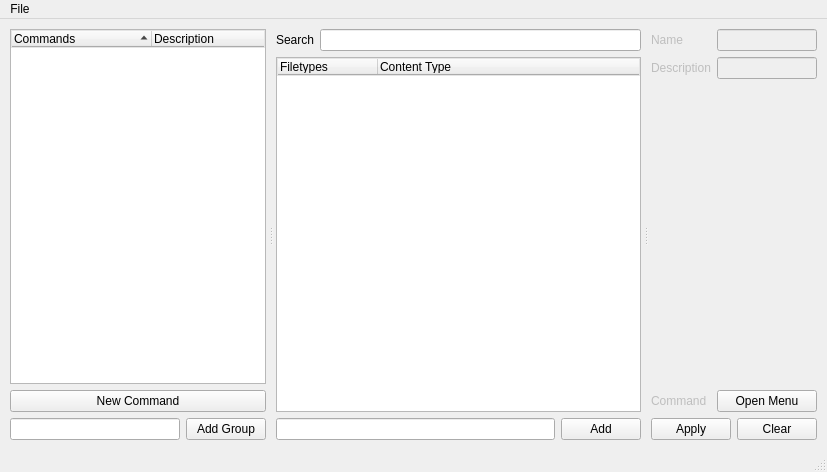
Qt form app.ui (VodBox/pyWinContext) before a commit.
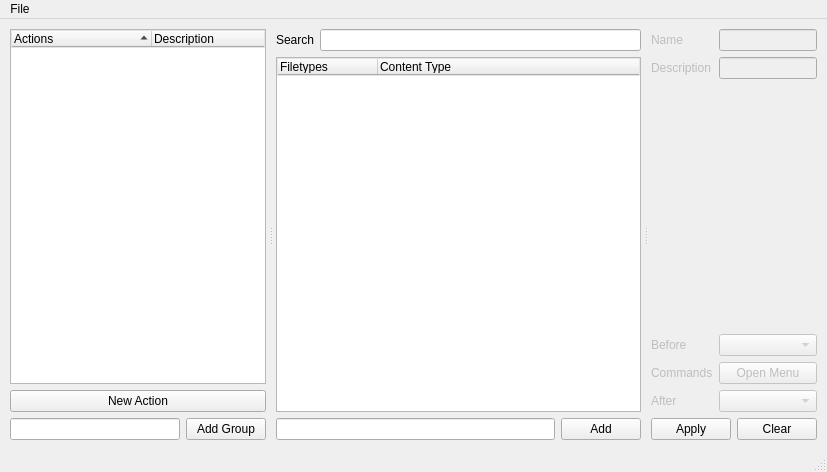
The same form after that commit. Icons and pictures are not drawn.

Commit message: Add Command Editor Dialog

What changed in the file:
```diff
--- a/app.ui
+++ b/app.ui
@@ -129,7 +129,7 @@
             </attribute>
             <column>
              <property name="text">
-              <string>Commands</string>
+              <string>Actions</string>
              </property>
             </column>
             <column>
@@ -144,7 +144,7 @@
             <item>
              <widget class="QPushButton" name="pushButton_3">
               <property name="text">
-               <string>New Command</string>
+               <string>New Action</string>
               </property>
              </widget>
             </item>
@@ -318,13 +318,13 @@
             </property>
            </widget>
           </item>
-          <item row="3" column="0">
+          <item row="4" column="0">
            <widget class="QLabel" name="label_3">
             <property name="enabled">
              <bool>false</bool>
             </property>
             <property name="text">
-             <string>Command</string>
+             <string>Commands</string>
             </property>
            </widget>
           </item>
@@ -341,13 +341,50 @@
             </property>
            </spacer>
           </item>
-          <item row="3" column="1">
+          <item row="4" column="1">
            <widget class="QPushButton" name="pushButton_6">
+            <property name="enabled">
+             <bool>false</bool>
+            </property>
             <property name="text">
              <string>Open Menu</string>
             </property>
            </widget>
           </item>
+          <item row="5" column="0">
+           <widget class="QLabel" name="label_5">
+            <property name="enabled">
+             <bool>false</bool>
+            </property>
+            <property name="text">
+             <string>After</string>
+            </property>
+           </widget>
+          </item>
+          <item row="5" column="1">
+           <widget class="QComboBox" name="comboBox">
+            <property name="enabled">
+             <bool>false</bool>
+            </property>
+           </widget>
+          </item>
+          <item row="3" column="0">
+           <widget class="QLabel" name="label_6">
+            <property name="enabled">
+             <bool>false</bool>
+            </property>
+            <property name="text">
+             <string>Before</string>
+            </property>
+           </widget>
+          </item>
+          <item row="3" column="1">
+           <widget class="QComboBox" name="comboBox_2">
+            <property name="enabled">
+             <bool>false</bool>
+            </property>
+           </widget>
+          </item>
          </layout>
         </item>
         <item>
```
The commit also changes 4 other files.
